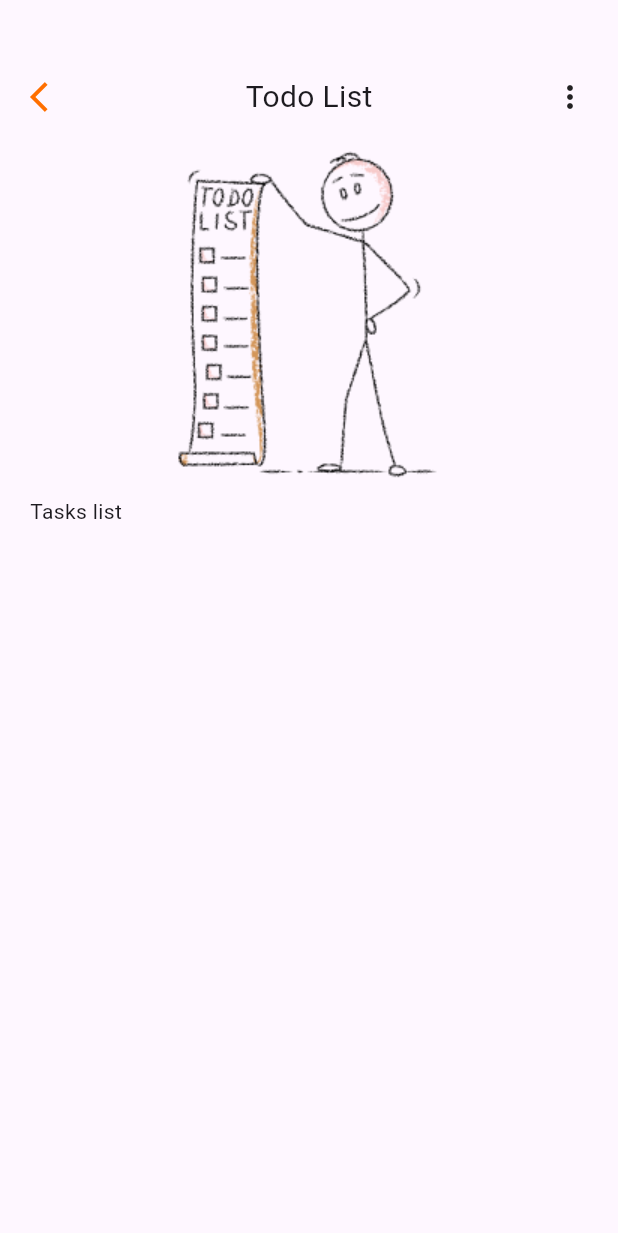
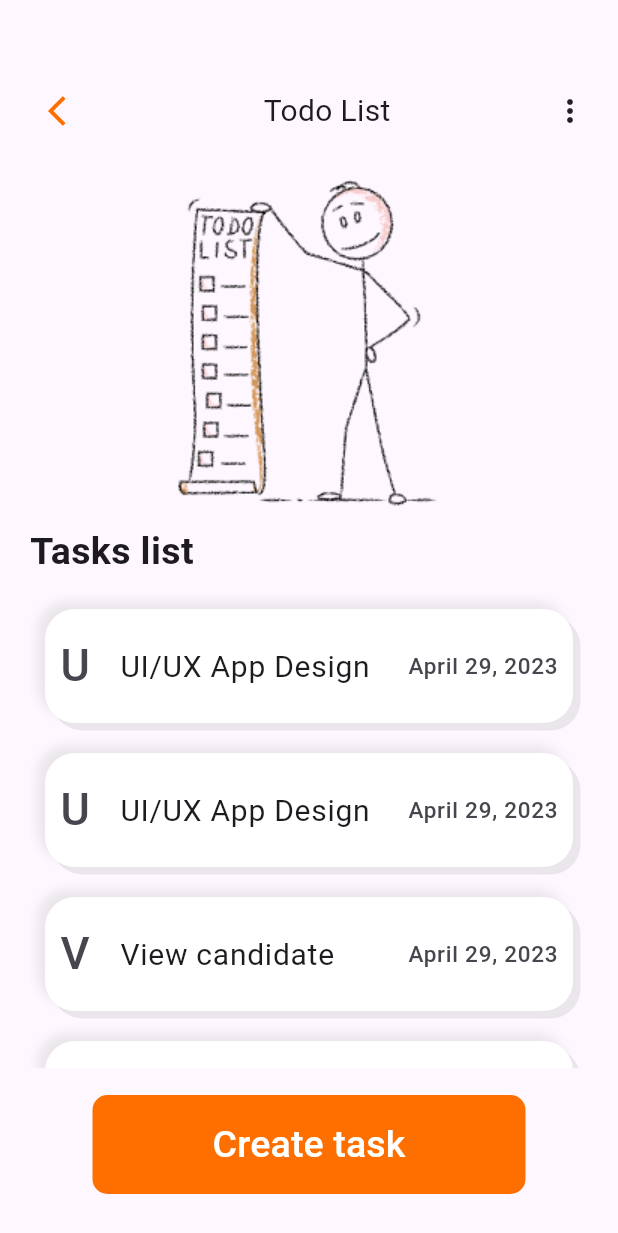
Before and after one commit to Yihun-Alemayehu/gdsc_study_session_g7, a Flutter app: the TodoListPage screen opened by its route, on a phone screen of 412 x 824 dp. Shown: the top 1233 px of the screen. Run offline on Flutter 3.47's test engine with Material 3 defaults, Android fonts, the light colour scheme and no system bars.

Commit message:
final commit

```diff
--- a/todo_ui/lib/Presentation/Screen/task_list.dart
+++ b/todo_ui/lib/Presentation/Screen/task_list.dart
@@ -8,6 +8,12 @@ class TodoListPage extends StatefulWidget {
 }
 
 class _TodoListPageState extends State<TodoListPage> {
+  final List listItem = [
+    ["U", "UI/UX App Design", "April 29, 2023"],
+    ["U", "UI/UX App Design", "April 29, 2023"],
+    ["V", "View candidate", "April 29, 2023"],
+    ["F", "Football Drybiling", "April 29, 2023"],
+  ];
   @override
   Widget build(BuildContext context) {
     return Scaffold(
@@ -17,15 +23,22 @@ class _TodoListPageState extends State<TodoListPage> {
           child: Column(
             crossAxisAlignment: CrossAxisAlignment.start,
             children: [
+              //listItem[0][1],
               const SizedBox(
                 height: 30,
               ),
               Row(
                 mainAxisAlignment: MainAxisAlignment.spaceBetween,
                 children: [
-                  Icon(
-                    Icons.arrow_back_ios,
-                    color: Colors.amber[900],
+                  IconButton(
+                    onPressed: () {
+                      Navigator.of(context).pop();
+                    },
+                    icon: Icon(
+                      Icons.arrow_back_ios,
+                      color: Colors.amber[900],
+                    ),
+                    //color: Colors.amber[900],
                   ),
                   const Text(
                     'Todo List',
@@ -42,10 +55,89 @@ class _TodoListPageState extends State<TodoListPage> {
               Center(
                 child: Image.asset('assets/stickman-1.png'),
               ),
-              const Text('Tasks list',
-              style: TextStyle(
-
-              ),),
+              const Text(
+                'Tasks list',
+                style: TextStyle(
+                  fontSize: 25,
+                  fontWeight: FontWeight.bold,
+                ),
+              ),
+              const SizedBox(
+                height: 10,
+              ),
+              Expanded(
+                child: ListView.builder(
+                  itemCount: listItem.length,
+                  itemBuilder: (context, index) {
+                    return Container(
+                      margin: const EdgeInsets.all(10),
+                      decoration: BoxDecoration(
+                          boxShadow: [
+                            BoxShadow(
+                                blurRadius: 5,
+                                offset: const Offset(-5, -5),
+                                color: Colors.grey.withOpacity(0.2)),
+                            BoxShadow(
+                                //blurRadius: 3,
+                                offset: const Offset(5, 5),
+                                color: Colors.grey.withOpacity(0.2)),
+                          ],
+                          color: Colors.white,
+                          borderRadius: BorderRadius.circular(20)),
+                      child: ListTile(
+                        onTap: () {
+                          Navigator.of(context).pushNamed('/taskdetail');
+                        },
+                        contentPadding: const EdgeInsets.all(10),
+                        leading: Text(
+                          listItem[index][0],
+                          style: const TextStyle(
+                            fontSize: 30,
+                          ),
+                        ),
+                        title: Text(
+                          listItem[index][1],
+                          style: const TextStyle(
+                            fontSize: 20,
+                          ),
+                        ),
+                        trailing: Text(
+                          listItem[index][2],
+                          style: const TextStyle(
+                            fontSize: 15,
+                          ),
+                        ),
+                      ),
+                    );
+                  },
+                ),
+              ),
+              const SizedBox(
+                height: 10,
+              ),
+              Center(
+                child: TextButton(
+                  onPressed: () {
+                    Navigator.of(context).pushNamed('/addtask');
+                  },
+                  child: Container(
+                      decoration: BoxDecoration(
+                          color: Colors.amber[900],
+                          borderRadius: BorderRadius.circular(10)),
+                      child: const Padding(
+                        padding:
+                            EdgeInsets.symmetric(vertical: 15, horizontal: 80),
+                        child: Text(
+                          'Create task',
+                          style: TextStyle(
+                            color: Colors.white,
+                            fontSize: 25,
+                            fontWeight: FontWeight.w500,
+                          ),
+                        ),
+                      )),
+                ),
+              ),
             ],
           ),
         ),
--- /dev/null
+++ b/todo_ui/lib/data/list_item.dart
@@ -0,0 +1,9 @@
+import 'package:flutter/material.dart';
+
+class MyListItem {
+  final List listItem = [
+    ["U", "UI/UX App Design", "April 29, 2023"],
+    ["V", "View candidate", "April 29, 2023"],
+    ["F", "Football Drybiling", "April 29, 2023"],
+  ];
+}
--- a/todo_ui/lib/main.dart
+++ b/todo_ui/lib/main.dart
@@ -1,5 +1,7 @@
 import 'package:flutter/material.dart';
 import 'package:todo_ui/Presentation/Screen/intro.dart';
+import 'package:todo_ui/Presentation/Screen/task_add.dart';
+import 'package:todo_ui/Presentation/Screen/task_detail.dart';
 import 'package:todo_ui/Presentation/Screen/task_list.dart';
 
 void main() {
@@ -7,7 +9,9 @@ void main() {
     debugShowCheckedModeBanner: false,
     routes: {
       '/': (context) => const IntroPage(),
-      '/todolist': (context) => const TodoListPage(),
+      '/todolist': (context) =>const  TodoListPage(),
+      '/addtask': (context) => const CreateTaskPage(),
+      '/taskdetail':(context) => const TaskDetailPage()
     },
     //home: const IntroPage(),
   ));
```
Also changed, not shown: todo_ui/lib/Presentation/Screen/task_add.dart (+222 -0 lines), todo_ui/lib/Presentation/Screen/task_detail.dart (+178 -0 lines), todo_ui/assets/shopping-1.png (added).
